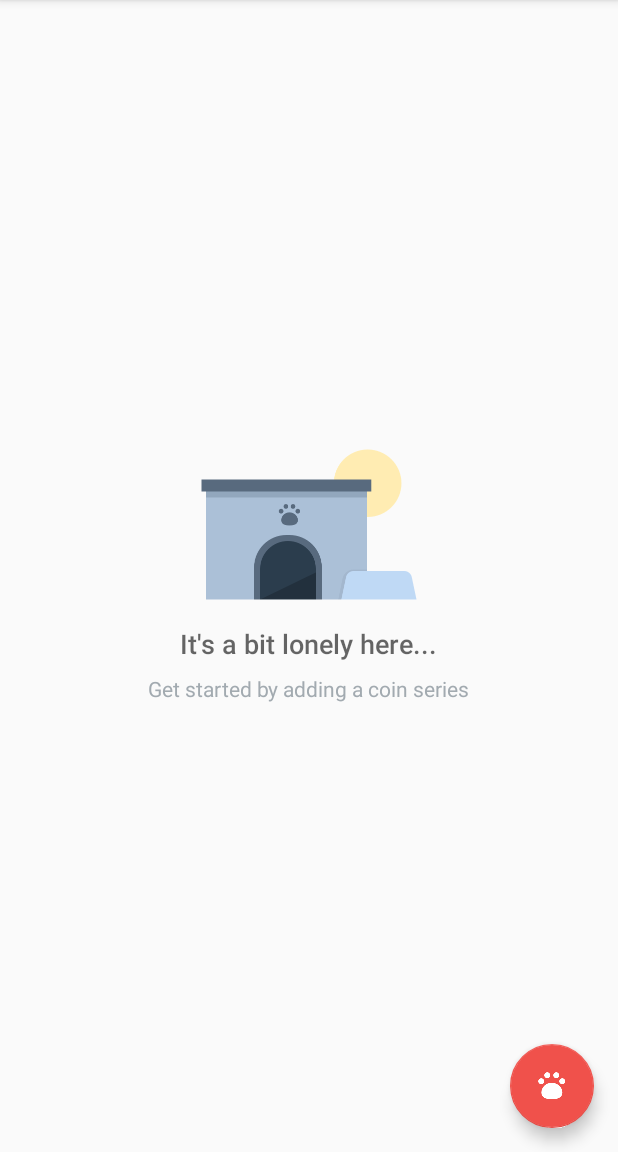
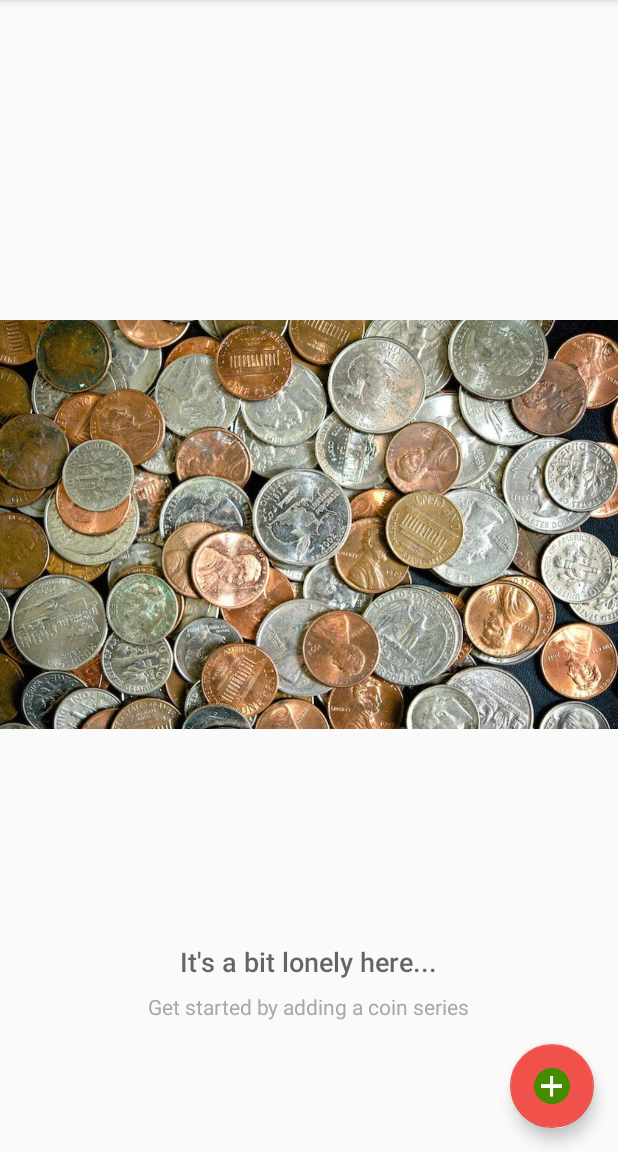
Before and after one commit to danpa600/CoinGrade2, an Android app: the screen it shows after launch (CatalogActivity), on a phone screen of 412 x 824 dp, the part 84-1236 px from its top. Run offline under Robolectric (Android 15) with nearby library versions, the phone set to English and light mode, and no system bars.

Commit message:
5 coin series working

```diff
--- a/app/src/main/res/layout/activity_catalog.xml
+++ b/app/src/main/res/layout/activity_catalog.xml
@@ -36,7 +36,7 @@
             android:layout_width="wrap_content"
             android:layout_height="wrap_content"
             android:layout_centerHorizontal="true"
-            android:src="@drawable/ic_empty_shelter"/>
+            android:src="@drawable/change"/>
 
         <TextView
             android:id="@+id/empty_title_text"
@@ -69,6 +69,6 @@
         android:layout_alignParentBottom="true"
         android:layout_alignParentRight="true"
         android:layout_margin="16dp"
-        android:src="@drawable/ic_add_pet"/>
+        android:src="@drawable/add_green"/>
 
 </RelativeLayout>
```
Also changed, not shown: app/src/main/res/drawable/change.png (added).
